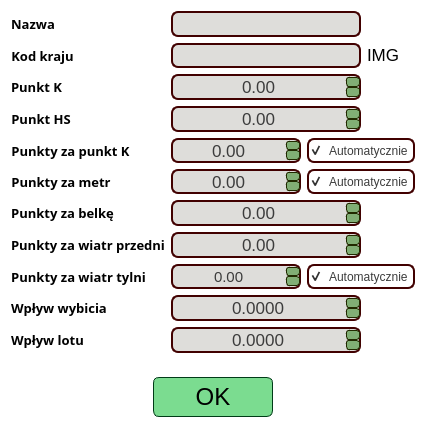
The window that source/UI/EditorWidgets/HillEditorWidget.ui (SiekamCebule/sj-sim) describes before a commit, drawn with Qt 5.
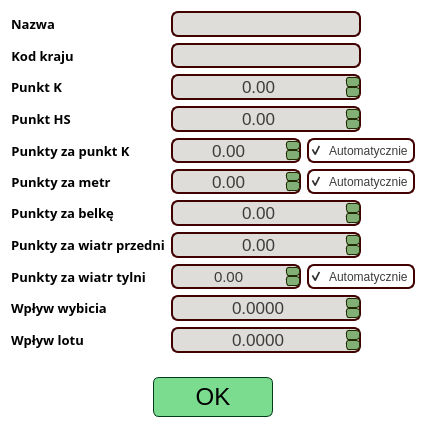
The same window after the commit.

Diff of the .ui file:
```diff
--- a/source/UI/EditorWidgets/HillEditorWidget.ui
+++ b/source/UI/EditorWidgets/HillEditorWidget.ui
@@ -196,7 +196,7 @@
 }</string>
            </property>
            <property name="text">
-            <string>IMG</string>
+            <string/>
            </property>
           </widget>
          </item>
```
